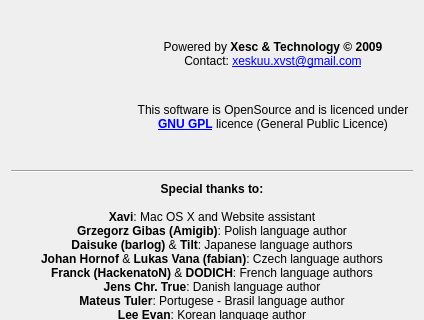
Above: ui/credits.ui from ckorn/xvst before the change; both pictures show x 0 to 424 and y 0 to 320 of the 424 by 534 pixel window. Below: the same form after it.
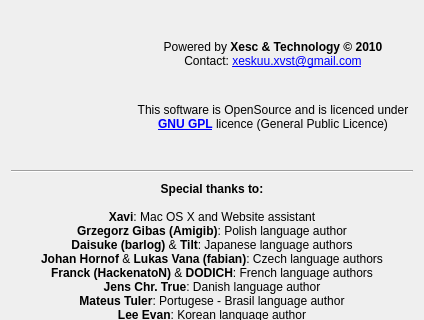
That is the form after the change. Icons and pictures are not drawn.

Diff of the .ui file:
```diff
--- a/ui/credits.ui
+++ b/ui/credits.ui
@@ -56,7 +56,7 @@
        <item>
         <widget class="QLabel" name="label_2">
          <property name="text">
-          <string notr="true">Powered by &lt;b&gt;Xesc &amp;amp; Technology &amp;copy; 2009&lt;/b&gt;&lt;br&gt;Contact: &lt;a href=&quot;mailto:xeskuu.xvst@gmail.com&quot;&gt;xeskuu.xvst@gmail.com&lt;/a&gt;</string>
+          <string notr="true">Powered by &lt;b&gt;Xesc &amp;amp; Technology &amp;copy; 2010&lt;/b&gt;&lt;br&gt;Contact: &lt;a href=&quot;mailto:xeskuu.xvst@gmail.com&quot;&gt;xeskuu.xvst@gmail.com&lt;/a&gt;</string>
          </property>
          <property name="alignment">
           <set>Qt::AlignCenter</set>
```
Left out of the diff: 1 changed line with no effect on the pictures.
